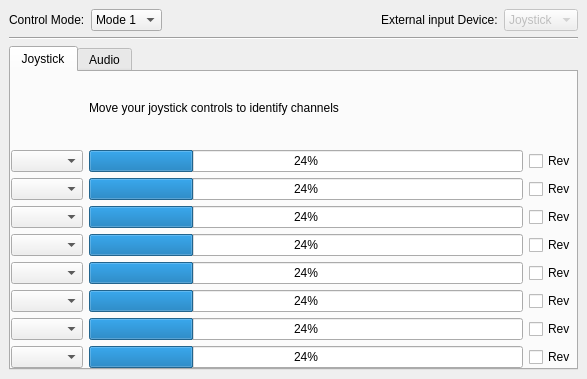
Above: ground/src/plugins/gcscontrol/gcscontrolgadgetoptionspage.ui from openpilot/OpenPilot before the change. Below: the same form after it.
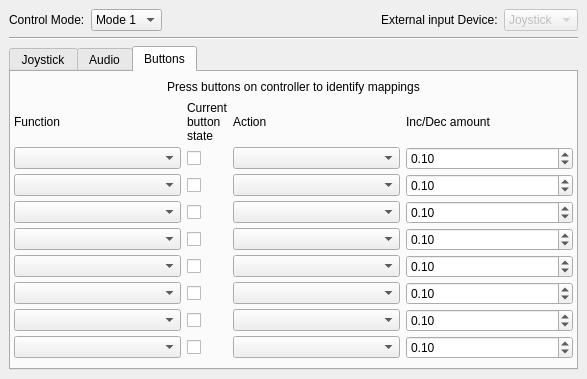
That is the form after the change. The open tabs and pages were chosen to show the change.

Commit message: Added new tab to GCSControl configuration page for button input support. Only the framework for now. Functionality to follow.

```diff
--- a/ground/src/plugins/gcscontrol/gcscontrolgadgetoptionspage.ui
+++ b/ground/src/plugins/gcscontrol/gcscontrolgadgetoptionspage.ui
@@ -19,11 +19,11 @@
   <property name="windowTitle">
    <string>Form</string>
   </property>
-  <layout class="QGridLayout" name="gridLayout">
+  <layout class="QVBoxLayout" name="verticalLayout">
    <property name="margin">
     <number>0</number>
    </property>
-   <item row="0" column="0">
+   <item>
     <widget class="QWidget" name="widget" native="true">
      <layout class="QVBoxLayout" name="verticalLayout_4">
       <item>
@@ -300,6 +300,591 @@
           </item>
          </layout>
         </widget>
+        <widget class="QWidget" name="tab">
+         <attribute name="title">
+          <string>Buttons</string>
+         </attribute>
+         <layout class="QVBoxLayout" name="verticalLayout_2">
+          <property name="spacing">
+           <number>2</number>
+          </property>
+          <property name="margin">
+           <number>3</number>
+          </property>
+          <item>
+           <widget class="QLabel" name="label_4">
+            <property name="sizePolicy">
+             <sizepolicy hsizetype="Preferred" vsizetype="Fixed">
+              <horstretch>0</horstretch>
+              <verstretch>0</verstretch>
+             </sizepolicy>
+            </property>
+            <property name="text">
+             <string>Press buttons on controller to identify mappings</string>
+            </property>
+            <property name="alignment">
+             <set>Qt::AlignCenter</set>
+            </property>
+           </widget>
+          </item>
+          <item>
+           <layout class="QGridLayout" name="gridLayout_3">
+            <property name="horizontalSpacing">
+             <number>6</number>
+            </property>
+            <property name="verticalSpacing">
+             <number>4</number>
+            </property>
+            <item row="1" column="0">
+             <widget class="QComboBox" name="button0">
+              <property name="sizePolicy">
+               <sizepolicy hsizetype="Preferred" vsizetype="Fixed">
+                <horstretch>0</horstretch>
+                <verstretch>0</verstretch>
+               </sizepolicy>
+              </property>
+             </widget>
+            </item>
+            <item row="2" column="0">
+             <widget class="QComboBox" name="button1">
+              <property name="sizePolicy">
+               <sizepolicy hsizetype="Preferred" vsizetype="Fixed">
+                <horstretch>0</horstretch>
+                <verstretch>0</verstretch>
+               </sizepolicy>
+              </property>
+             </widget>
+            </item>
+            <item row="3" column="0">
+             <widget class="QComboBox" name="button2">
+              <property name="sizePolicy">
+               <sizepolicy hsizetype="Preferred" vsizetype="Fixed">
+                <horstretch>0</horstretch>
+                <verstretch>0</verstretch>
+               </sizepolicy>
+              </property>
+             </widget>
+            </item>
+            <item row="4" column="0">
+             <widget class="QComboBox" name="button3">
+              <property name="sizePolicy">
+               <sizepolicy hsizetype="Preferred" vsizetype="Fixed">
+                <horstretch>0</horstretch>
+                <verstretch>0</verstretch>
+               </sizepolicy>
+              </property>
+             </widget>
+            </item>
+            <item row="5" column="0">
+             <widget class="QComboBox" name="button4">
+              <property name="sizePolicy">
+               <sizepolicy hsizetype="Preferred" vsizetype="Fixed">
+                <horstretch>0</horstretch>
+                <verstretch>0</verstretch>
+               </sizepolicy>
+              </property>
+             </widget>
+            </item>
+            <item row="6" column="0">
+             <widget class="QComboBox" name="button5">
+              <property name="sizePolicy">
+               <sizepolicy hsizetype="Preferred" vsizetype="Fixed">
+                <horstretch>0</horstretch>
+                <verstretch>0</verstretch>
+               </sizepolicy>
+              </property>
+             </widget>
+            </item>
+            <item row="7" column="0">
+             <widget class="QComboBox" name="button6">
+              <property name="sizePolicy">
+               <sizepolicy hsizetype="Preferred" vsizetype="Fixed">
+                <horstretch>0</horstretch>
+                <verstretch>0</verstretch>
+               </sizepolicy>
+              </property>
+             </widget>
+            </item>
+            <item row="8" column="0">
+             <widget class="QComboBox" name="button7">
+              <property name="sizePolicy">
+               <sizepolicy hsizetype="Preferred" vsizetype="Fixed">
+                <horstretch>0</horstretch>
+                <verstretch>0</verstretch>
+               </sizepolicy>
+              </property>
+             </widget>
+            </item>
+            <item row="1" column="2">
+             <widget class="QComboBox" name="buttonAction0">
+              <property name="sizePolicy">
+               <sizepolicy hsizetype="Preferred" vsizetype="Fixed">
+                <horstretch>0</horstretch>
+                <verstretch>0</verstretch>
+               </sizepolicy>
+              </property>
+             </widget>
+            </item>
+            <item row="2" column="2">
+             <widget class="QComboBox" name="buttonAction1">
+              <property name="sizePolicy">
+               <sizepolicy hsizetype="Preferred" vsizetype="Fixed">
+                <horstretch>0</horstretch>
+                <verstretch>0</verstretch>
+               </sizepolicy>
+              </property>
+             </widget>
+            </item>
+            <item row="3" column="2">
+             <widget class="QComboBox" name="buttonAction2">
+              <property name="sizePolicy">
+               <sizepolicy hsizetype="Preferred" vsizetype="Fixed">
+                <horstretch>0</horstretch>
+                <verstretch>0</verstretch>
+               </sizepolicy>
+              </property>
+             </widget>
+            </item>
+            <item row="4" column="2">
+             <widget class="QComboBox" name="buttonAction3">
+              <property name="sizePolicy">
+               <sizepolicy hsizetype="Preferred" vsizetype="Fixed">
+                <horstretch>0</horstretch>
+                <verstretch>0</verstretch>
+               </sizepolicy>
+              </property>
+             </widget>
+            </item>
+            <item row="5" column="2">
+             <widget class="QComboBox" name="buttonAction4">
+              <property name="sizePolicy">
+               <sizepolicy hsizetype="Preferred" vsizetype="Fixed">
+                <horstretch>0</horstretch>
+                <verstretch>0</verstretch>
+               </sizepolicy>
+              </property>
+             </widget>
+            </item>
+            <item row="6" column="2">
+             <widget class="QComboBox" name="buttonAction5">
+              <property name="sizePolicy">
+               <sizepolicy hsizetype="Preferred" vsizetype="Fixed">
+                <horstretch>0</horstretch>
+                <verstretch>0</verstretch>
+               </sizepolicy>
+              </property>
+             </widget>
+            </item>
+            <item row="7" column="2">
+             <widget class="QComboBox" name="buttonAction6">
+              <property name="sizePolicy">
+               <sizepolicy hsizetype="Preferred" vsizetype="Fixed">
+                <horstretch>0</horstretch>
+                <verstretch>0</verstretch>
+               </sizepolicy>
+              </property>
+             </widget>
+            </item>
+            <item row="8" column="2">
+             <widget class="QComboBox" name="buttonAction7">
+              <property name="sizePolicy">
+               <sizepolicy hsizetype="Preferred" vsizetype="Fixed">
+                <horstretch>0</horstretch>
+                <verstretch>0</verstretch>
+               </sizepolicy>
+              </property>
+             </widget>
+            </item>
+            <item row="1" column="3">
+             <widget class="QDoubleSpinBox" name="buttonAmount0">
+              <property name="sizePolicy">
+               <sizepolicy hsizetype="Preferred" vsizetype="Fixed">
+                <horstretch>0</horstretch>
+                <verstretch>0</verstretch>
+               </sizepolicy>
+              </property>
+              <property name="decimals">
+               <number>2</number>
+              </property>
+              <property name="minimum">
+               <double>0.000000000000000</double>
+              </property>
+              <property name="maximum">
+               <double>1.000000000000000</double>
+              </property>
+              <property name="singleStep">
+               <double>0.100000000000000</double>
+              </property>
+              <property name="value">
+               <double>0.100000000000000</double>
+              </property>
+             </widget>
+            </item>
+            <item row="0" column="0">
+             <widget class="QLabel" name="label_5">
+              <property name="sizePolicy">
+               <sizepolicy hsizetype="Preferred" vsizetype="Fixed">
+                <horstretch>0</horstretch>
+                <verstretch>0</verstretch>
+               </sizepolicy>
+              </property>
+              <property name="text">
+               <string>Function</string>
+              </property>
+             </widget>
+            </item>
+            <item row="0" column="1">
+             <widget class="QLabel" name="label_6">
+              <property name="maximumSize">
+               <size>
+                <width>60</width>
+                <height>16777215</height>
+               </size>
+              </property>
+              <property name="text">
+               <string>Current button state</string>
+              </property>
+              <property name="wordWrap">
+               <bool>true</bool>
+              </property>
+              <property name="margin">
+               <number>2</number>
+              </property>
+             </widget>
+            </item>
+            <item row="0" column="2">
+             <widget class="QLabel" name="label_7">
+              <property name="sizePolicy">
+               <sizepolicy hsizetype="Preferred" vsizetype="Fixed">
+                <horstretch>0</horstretch>
+                <verstretch>0</verstretch>
+               </sizepolicy>
+              </property>
+              <property name="text">
+               <string>Action</string>
+              </property>
+             </widget>
+            </item>
+            <item row="0" column="3">
+             <widget class="QLabel" name="label_8">
+              <property name="sizePolicy">
+               <sizepolicy hsizetype="Preferred" vsizetype="Fixed">
+                <horstretch>0</horstretch>
+                <verstretch>0</verstretch>
+               </sizepolicy>
+              </property>
+              <property name="text">
+               <string>Inc/Dec amount</string>
+              </property>
+             </widget>
+            </item>
+            <item row="2" column="3">
+             <widget class="QDoubleSpinBox" name="buttonAmount1">
+              <property name="sizePolicy">
+               <sizepolicy hsizetype="Preferred" vsizetype="Fixed">
+                <horstretch>0</horstretch>
+                <verstretch>0</verstretch>
+               </sizepolicy>
+              </property>
+              <property name="decimals">
+               <number>2</number>
+              </property>
+              <property name="minimum">
+               <double>0.000000000000000</double>
+              </property>
+              <property name="maximum">
+               <double>1.000000000000000</double>
+              </property>
+              <property name="singleStep">
+               <double>0.100000000000000</double>
+              </property>
+              <property name="value">
+               <double>0.100000000000000</double>
+              </property>
+             </widget>
+            </item>
+            <item row="3" column="3">
+             <widget class="QDoubleSpinBox" name="buttonAmount2">
+              <property name="sizePolicy">
+               <sizepolicy hsizetype="Preferred" vsizetype="Fixed">
+                <horstretch>0</horstretch>
+                <verstretch>0</verstretch>
+               </sizepolicy>
+              </property>
+              <property name="decimals">
+               <number>2</number>
+              </property>
+              <property name="minimum">
+               <double>0.000000000000000</double>
+              </property>
+              <property name="maximum">
+               <double>1.000000000000000</double>
+              </property>
+              <property name="singleStep">
+               <double>0.100000000000000</double>
+              </property>
+              <property name="value">
+               <double>0.100000000000000</double>
+              </property>
+             </widget>
+            </item>
+            <item row="4" column="3">
+             <widget class="QDoubleSpinBox" name="buttonAmount3">
+              <property name="sizePolicy">
+               <sizepolicy hsizetype="Preferred" vsizetype="Fixed">
+                <horstretch>0</horstretch>
+                <verstretch>0</verstretch>
+               </sizepolicy>
+              </property>
+              <property name="decimals">
+               <number>2</number>
+              </property>
+              <property name="minimum">
+               <double>0.000000000000000</double>
+              </property>
+              <property name="maximum">
+               <double>1.000000000000000</double>
+              </property>
+              <property name="singleStep">
+               <double>0.100000000000000</double>
+              </property>
+              <property name="value">
+               <double>0.100000000000000</double>
+              </property>
+             </widget>
+            </item>
+            <item row="5" column="3">
+             <widget class="QDoubleSpinBox" name="buttonAmount4">
+              <property name="sizePolicy">
+               <sizepolicy hsizetype="Preferred" vsizetype="Fixed">
+                <horstretch>0</horstretch>
+                <verstretch>0</verstretch>
+               </sizepolicy>
+              </property>
+              <property name="decimals">
+               <number>2</number>
+              </property>
+              <property name="minimum">
+               <double>0.000000000000000</double>
+              </property>
+              <property name="maximum">
+               <double>1.000000000000000</double>
+              </property>
+              <property name="singleStep">
+               <double>0.100000000000000</double>
+              </property>
+              <property name="value">
+               <double>0.100000000000000</double>
+              </property>
+             </widget>
+            </item>
+            <item row="6" column="3">
+             <widget class="QDoubleSpinBox" name="buttonAmount5">
+              <property name="sizePolicy">
+               <sizepolicy hsizetype="Preferred" vsizetype="Fixed">
+                <horstretch>0</horstretch>
+                <verstretch>0</verstretch>
+               </sizepolicy>
+              </property>
+              <property name="decimals">
+               <number>2</number>
+              </property>
+              <property name="minimum">
+               <double>0.000000000000000</double>
+              </property>
+              <property name="maximum">
+               <double>1.000000000000000</double>
+              </property>
+              <property name="singleStep">
+               <double>0.100000000000000</double>
+              </property>
+              <property name="value">
+               <double>0.100000000000000</double>
+              </property>
+             </widget>
+            </item>
+            <item row="7" column="3">
+             <widget class="QDoubleSpinBox" name="buttonAmount6">
+              <property name="sizePolicy">
+               <sizepolicy hsizetype="Preferred" vsizetype="Fixed">
+                <horstretch>0</horstretch>
+                <verstretch>0</verstretch>
+               </sizepolicy>
+              </property>
+              <property name="decimals">
+               <number>2</number>
+              </property>
+              <property name="minimum">
+               <double>0.000000000000000</double>
+              </property>
+              <property name="maximum">
+               <double>1.000000000000000</double>
+              </property>
+              <property name="singleStep">
+               <double>0.100000000000000</double>
+              </property>
+              <property name="value">
+               <double>0.100000000000000</double>
+              </property>
+             </widget>
+            </item>
+            <item row="8" column="3">
+             <widget class="QDoubleSpinBox" name="buttonAmount7">
+              <property name="sizePolicy">
+               <sizepolicy hsizetype="Preferred" vsizetype="Fixed">
+                <horstretch>0</horstretch>
+                <verstretch>0</verstretch>
+               </sizepolicy>
+              </property>
+              <property name="decimals">
+               <number>2</number>
+              </property>
+              <property name="minimum">
+               <double>0.000000000000000</double>
+              </property>
+              <property name="maximum">
+               <double>1.000000000000000</double>
+              </property>
+              <property name="singleStep">
+               <double>0.100000000000000</double>
+              </property>
+              <property name="value">
+               <double>0.100000000000000</double>
+              </property>
+             </widget>
+            </item>
+            <item row="1" column="1">
+             <widget class="QCheckBox" name="buttonInput0">
+              <property name="sizePolicy">
+               <sizepolicy hsizetype="Maximum" vsizetype="Fixed">
+                <horstretch>0</horstretch>
+                <verstretch>0</verstretch>
+               </sizepolicy>
+              </property>
+              <property name="text">
+               <string/>
+              </property>
+              <property name="checkable">
+               <bool>true</bool>
+              </property>
+             </widget>
+            </item>
+            <item row="2" column="1">
+             <widget class="QCheckBox" name="buttonInput1">
+              <property name="sizePolicy">
+               <sizepolicy hsizetype="Maximum" vsizetype="Fixed">
+                <horstretch>0</horstretch>
+                <verstretch>0</verstretch>
+               </sizepolicy>
+              </property>
+              <property name="text">
+               <string/>
+              </property>
+              <property name="checkable">
+               <bool>true</bool>
+              </property>
+             </widget>
+            </item>
+            <item row="8" column="1">
+             <widget class="QCheckBox" name="buttonInput7">
+              <property name="sizePolicy">
+               <sizepolicy hsizetype="Maximum" vsizetype="Fixed">
+                <horstretch>0</horstretch>
+                <verstretch>0</verstretch>
+               </sizepolicy>
+              </property>
+              <property name="text">
+               <string/>
+              </property>
+              <property name="checkable">
+               <bool>true</bool>
+              </property>
+             </widget>
+            </item>
+            <item row="7" column="1">
+             <widget class="QCheckBox" name="buttonInput6">
+              <property name="sizePolicy">
+               <sizepolicy hsizetype="Maximum" vsizetype="Fixed">
+                <horstretch>0</horstretch>
+                <verstretch>0</verstretch>
+               </sizepolicy>
+              </property>
+              <property name="text">
+               <string/>
+              </property>
+              <property name="checkable">
+               <bool>true</bool>
+              </property>
+             </widget>
+            </item>
+            <item row="6" column="1">
+             <widget class="QCheckBox" name="buttonInput5">
+              <property name="sizePolicy">
+               <sizepolicy hsizetype="Maximum" vsizetype="Fixed">
+                <horstretch>0</horstretch>
+                <verstretch>0</verstretch>
+               </sizepolicy>
+              </property>
+              <property name="text">
+               <string/>
+              </property>
+              <property name="checkable">
+               <bool>true</bool>
+              </property>
+             </widget>
+            </item>
+            <item row="5" column="1">
+             <widget class="QCheckBox" name="buttonInput4">
+              <property name="sizePolicy">
+               <sizepolicy hsizetype="Maximum" vsizetype="Fixed">
+                <horstretch>0</horstretch>
+                <verstretch>0</verstretch>
+               </sizepolicy>
+              </property>
+              <property name="text">
+               <string/>
+              </property>
+              <property name="checkable">
+               <bool>true</bool>
+              </property>
+             </widget>
+            </item>
+            <item row="4" column="1">
+             <widget class="QCheckBox" name="buttonInput3">
+              <property name="sizePolicy">
+               <sizepolicy hsizetype="Maximum" vsizetype="Fixed">
+                <horstretch>0</horstretch>
+                <verstretch>0</verstretch>
+               </sizepolicy>
+              </property>
+              <property name="text">
+               <string/>
+              </property>
+              <property name="checkable">
+               <bool>true</bool>
+              </property>
+             </widget>
+            </item>
+            <item row="3" column="1">
+             <widget class="QCheckBox" name="buttonInput2">
+              <property name="sizePolicy">
+               <sizepolicy hsizetype="Maximum" vsizetype="Fixed">
+                <horstretch>0</horstretch>
+                <verstretch>0</verstretch>
+               </sizepolicy>
+              </property>
+              <property name="text">
+               <string/>
+              </property>
+              <property name="checkable">
+               <bool>true</bool>
+              </property>
+             </widget>
+            </item>
+           </layout>
+          </item>
+         </layout>
+        </widget>
        </widget>
       </item>
      </layout>
```
The commit also changes 2 other files.
